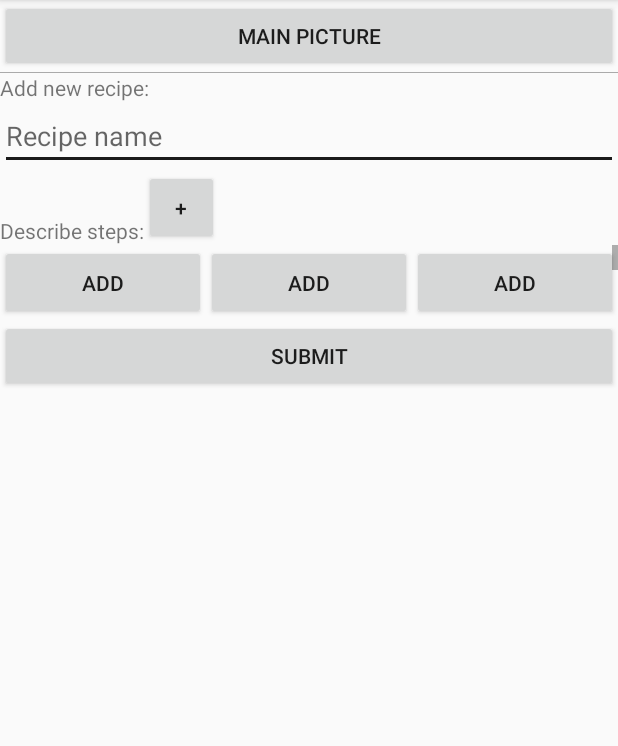
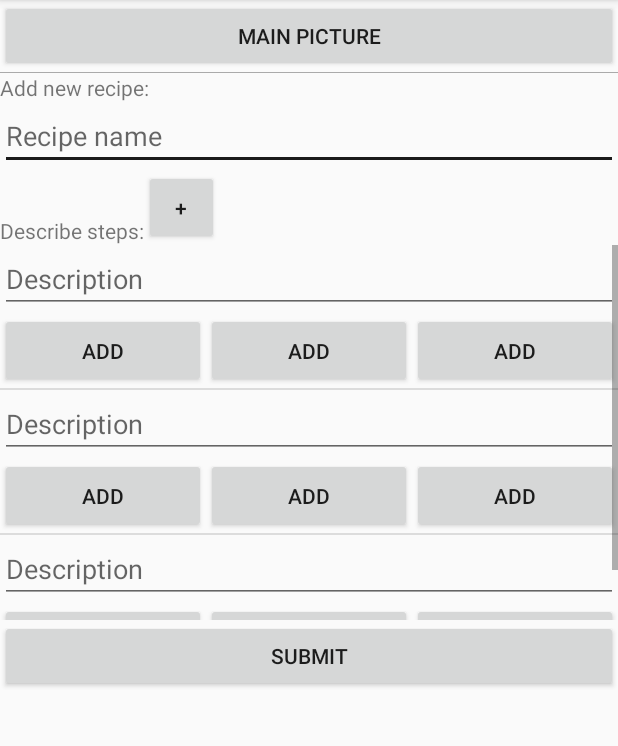
Before and after one commit to polyhedra98/CookingStuff, an Android app: the AddRecipeActivity screen opened directly, with no data from a screen before it, on a phone screen of 412 x 824 dp, the part 84-830 px from its top. Run offline under Robolectric (Android 15) with nearby library versions, the phone set to English and light mode, and no system bars; our stand-ins replace Firebase (no records; nobody signed in at launch, a user with empty details on screens opened directly).

Commit message:
Writing steps local uri's, gonna download later

```diff
--- a/app/src/main/java/com/mishenka/cookingstuff/adapters/StepsAdapter.kt
+++ b/app/src/main/java/com/mishenka/cookingstuff/adapters/StepsAdapter.kt
@@ -2,11 +2,15 @@ package com.mishenka.cookingstuff.adapters
 
 import android.app.Activity
 import android.content.Context
+import android.text.Editable
+import android.text.TextWatcher
 import android.view.View
 import android.view.ViewGroup
 import android.widget.ArrayAdapter
 import android.widget.Button
 import android.widget.ImageView
+import android.widget.TextView
+import com.bumptech.glide.Glide
 import com.mishenka.cookingstuff.R
 import com.mishenka.cookingstuff.data.Step
 
@@ -21,26 +25,57 @@ class StepsAdapter(context: Context, resource: Int, objects: List<Step>) : Array
 
         val bFirstStep = returnView.findViewById<Button>(R.id.b_first_step)
         bFirstStep.setOnClickListener(OnAddButtonClickListener(mStepListener, returnView, step))
-        bFirstStep.visibility = if (step.firstButtonClicked) View.INVISIBLE else View.VISIBLE
+        bFirstStep.visibility = if (step.firstPicUri != null) View.INVISIBLE else View.VISIBLE
         val ivFirstStep = returnView.findViewById<ImageView>(R.id.iv_step_first)
         ivFirstStep.visibility = bFirstStep.visibility.xor(View.INVISIBLE)
+        if (ivFirstStep.visibility == View.VISIBLE) {
+            Glide.with(ivFirstStep.context)
+                    .load(step.firstPicUri)
+                    .into(ivFirstStep)
+        }
 
         val bSecondStep = returnView.findViewById<Button>(R.id.b_second_step)
         bSecondStep.setOnClickListener(OnAddButtonClickListener(mStepListener, returnView, step))
-        bSecondStep.visibility = if (step.secondButtonClicked) View.INVISIBLE else View.VISIBLE
+        bSecondStep.visibility = if (step.secondPicUri != null) View.INVISIBLE else View.VISIBLE
         val ivSecondStep = returnView.findViewById<ImageView>(R.id.iv_step_second)
         ivSecondStep.visibility = bSecondStep.visibility.xor(View.INVISIBLE)
+        if (ivSecondStep.visibility == View.VISIBLE) {
+            Glide.with(ivSecondStep.context)
+                    .load(step.secondPicUri)
+                    .into(ivSecondStep)
+        }
 
         val bThirdStep = returnView.findViewById<Button>(R.id.b_third_step)
         bThirdStep.setOnClickListener(OnAddButtonClickListener(mStepListener, returnView, step))
-        bThirdStep.visibility = if (step.thirdButtonClicked) View.INVISIBLE else View.VISIBLE
+        bThirdStep.visibility = if (step.thirdPicUri != null) View.INVISIBLE else View.VISIBLE
         val ivThirdStep = returnView.findViewById<ImageView>(R.id.iv_step_third)
         ivThirdStep.visibility = bThirdStep.visibility.xor(View.INVISIBLE)
+        if (ivThirdStep.visibility == View.VISIBLE) {
+            Glide.with(ivThirdStep.context)
+                    .load(step.thirdPicUri)
+                    .into(ivThirdStep)
+        }
+
+        val etDescription = returnView.findViewById<TextView>(R.id.et_description)
+        etDescription.text = step.stepDescription
+        etDescription.addTextChangedListener(object : TextWatcher {
+            override fun afterTextChanged(s: Editable?) {
+                step.stepDescription = s.toString()
+            }
+
+            override fun beforeTextChanged(s: CharSequence?, start: Int, count: Int, after: Int) {
+                //TODO("not implemented") //To change body of created functions use File | Settings | File Templates.
+            }
+
+            override fun onTextChanged(s: CharSequence?, start: Int, before: Int, count: Int) {
+                //TODO("not implemented") //To change body of created functions use File | Settings | File Templates.
+            }
+        })
 
         return returnView
     }
 
-    class OnAddButtonClickListener(listener : StepListener?, parentView : View?, step : Step?) : View.OnClickListener {
+    class OnAddButtonClickListener(listener : StepListener?, parentView : View?, step : Step) : View.OnClickListener {
         private val mListener = listener
         private val mParentView = parentView
         private val mStep = step
@@ -51,6 +86,6 @@ class StepsAdapter(context: Context, resource: Int, objects: List<Step>) : Array
     }
 
     interface StepListener {
-        fun onStepPicButtonClicked(v : View?, pv : View?, s : Step?)
+        fun onStepPicButtonClicked(v : View?, pv : View?, s : Step)
     }
 }
--- a/app/src/main/java/com/mishenka/cookingstuff/data/Step.kt
+++ b/app/src/main/java/com/mishenka/cookingstuff/data/Step.kt
@@ -1,7 +1,10 @@
 package com.mishenka.cookingstuff.data
 
+import android.net.Uri
+
 data class Step(
-        var firstButtonClicked : Boolean = false,
-        var secondButtonClicked : Boolean = false,
-        var thirdButtonClicked : Boolean = false
+        var stepDescription : String? = null,
+        var firstPicUri : String? = null,
+        var secondPicUri : String? = null,
+        var thirdPicUri : String? = null
 )
--- a/app/src/main/java/com/mishenka/cookingstuff/data/WholeRecipe.kt
+++ b/app/src/main/java/com/mishenka/cookingstuff/data/WholeRecipe.kt
@@ -5,5 +5,6 @@ data class WholeRecipe (
         var name : String? = null,
         var author : String? = null,
         var authorUID : String? = null,
-        var mainPicUri : String? = null
+        var mainPicUri : String? = null,
+        var stepsList : List<Step>? = null
 )
--- a/app/src/main/res/layout/activity_add_recipe.xml
+++ b/app/src/main/res/layout/activity_add_recipe.xml
@@ -59,7 +59,7 @@
         <ListView
             android:id="@+id/lv_steps"
             android:layout_width="match_parent"
-            android:layout_height="wrap_content" />
+            android:layout_height="250dp" />
 
         <Button
             android:id="@+id/b_add_recipe"
--- a/app/src/main/res/layout/item_step.xml
+++ b/app/src/main/res/layout/item_step.xml
@@ -1,6 +1,20 @@
 <?xml version="1.0" encoding="utf-8"?>
-<FrameLayout xmlns:android="http://schemas.android.com/apk/res/android"
+<LinearLayout xmlns:android="http://schemas.android.com/apk/res/android"
     xmlns:app="http://schemas.android.com/apk/res-auto"
+    android:layout_width="match_parent"
+    android:layout_height="wrap_content"
+    android:orientation="vertical">
+
+    <EditText
+        android:id="@+id/et_description"
+        android:layout_width="match_parent"
+        android:layout_height="wrap_content"
+        android:ems="10"
+        android:hint="Description"
+        android:inputType="text"
+        android:text="Name" />
+
+    <FrameLayout
         android:layout_width="match_parent"
         android:layout_height="wrap_content">
 
@@ -58,3 +72,4 @@
                 android:text="Add" />
         </LinearLayout>
     </FrameLayout>
+</LinearLayout>
```
Also changed, not shown: app/src/main/java/com/mishenka/cookingstuff/activities/AddRecipeActivity.kt (+58 -35 lines). Lines whose indentation alone changed are shown as unchanged.
